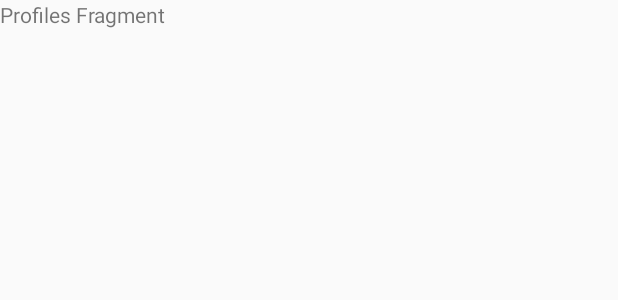
After one commit to JakubPilkowski/RandomChatApplication, an Android app: the layout profiles_fragment.xml on its own in the app's theme, with its tools: preview values and no code run, on a phone screen of 412 x 824 dp. The commit adds this screen. Shown: the top 300 px of the screen. Run offline under Robolectric (Android 15) with nearby library versions, the phone set to English and light mode, and no system bars.

Commit message:
Utworzono fragment, menuhelpera oraz zaimplementowano logikę toolbara

```diff
--- /dev/null
+++ b/app/src/main/res/drawable/ic_burger_24dp.xml
@@ -0,0 +1,5 @@
+<vector android:height="48dp" android:tint="#FAFAFA"
+    android:viewportHeight="24.0" android:viewportWidth="24.0"
+    android:width="48dp" xmlns:android="http://schemas.android.com/apk/res/android">
+    <path android:fillColor="#FF000000" android:pathData="M5,13h14v-2L5,11v2zM3,17h14v-2L3,15v2zM7,7v2h14L21,7L7,7z"/>
+</vector>
--- a/app/src/main/res/layout/activity_main.xml
+++ b/app/src/main/res/layout/activity_main.xml
@@ -8,9 +8,11 @@
             type="com.example.randomchatapplication.activites.main.MainActivityViewModel" />
     </data>
 
-    <androidx.drawerlayout.widget.DrawerLayout xmlns:android="http://schemas.android.com/apk/res/android"
+    <androidx.drawerlayout.widget.DrawerLayout
+        xmlns:android="http://schemas.android.com/apk/res/android"
         xmlns:app="http://schemas.android.com/apk/res-auto"
         xmlns:tools="http://schemas.android.com/tools"
+        android:id="@+id/drawer_layout"
         android:layout_width="match_parent"
         android:layout_height="match_parent"
         tools:context=".activites.main.MainActivity">
@@ -26,7 +28,7 @@
                 android:layout_width="match_parent"
                 android:layout_height="?attr/actionBarSize"
                 android:gravity="center"
-                android:text="Tinder dla ubogich"
+                android:text="@{viewModel.title}"
                 android:textSize="22sp"
                 android:textAllCaps="true"
                 android:textColor="@android:color/white"
--- /dev/null
+++ b/app/src/main/res/layout/profiles_fragment.xml
@@ -0,0 +1,23 @@
+<?xml version="1.0" encoding="utf-8"?>
+<layout>
+
+    <data>
+
+        <variable
+            name="viewModel"
+            type="com.example.randomchatapplication.ui.profiles.ProfilesViewModel" />
+    </data>
+
+    <FrameLayout xmlns:android="http://schemas.android.com/apk/res/android"
+        xmlns:tools="http://schemas.android.com/tools"
+        android:layout_width="match_parent"
+        android:layout_height="match_parent"
+        tools:context=".ui.profiles.ProfilesFragment">
+
+        <TextView
+            android:layout_width="match_parent"
+            android:layout_height="match_parent"
+            android:text="Profiles Fragment" />
+
+    </FrameLayout>
+</layout>
--- a/app/src/main/res/values/strings.xml
+++ b/app/src/main/res/values/strings.xml
@@ -6,8 +6,8 @@
     <string name="settings">Ustawienia</string>
     <string name="earn_points">Zdobądź punkty</string>
     <string name="camera">Kamerka</string>
-    <string name="menu_chat_tag">1</string>
-    <string name="menu_search_tag">2</string>
+    <string name="menu_chat_tag">2</string>
+    <string name="menu_search_tag">1</string>
     <string name="menu_profile_tag">3</string>
     <string name="menu_earn_points_tag">4</string>
     <string name="menu_camera_tag">5</string>
--- a/app/src/main/res/values/styles.xml
+++ b/app/src/main/res/values/styles.xml
@@ -1,7 +1,7 @@
 <resources>
 
     <!-- Base application theme. -->
-    <style name="AppTheme" parent="Theme.AppCompat.Light.NoActionBar">
+    <style name="AuthTheme" parent="Theme.AppCompat.Light.NoActionBar">
         <!-- Customize your theme here. -->
         <item name="colorPrimary">@color/colorPrimary</item>
         <item name="colorPrimaryDark">@color/colorPrimaryDark</item>
@@ -13,7 +13,7 @@
         <item name="android:navigationBarColor">@color/colorGrayDot</item>
     </style>
 
-    <style name="CreateProfileTheme" parent="Theme.AppCompat.Light.NoActionBar">
+    <style name="MainTheme" parent="Theme.AppCompat.Light.NoActionBar">
         <item name="colorPrimary">@color/colorPrimary</item>
         <item name="colorPrimaryDark">@color/colorPrimaryDark</item>
         <item name="colorAccent">@color/colorAccent</item>
@@ -55,11 +55,11 @@
     </style>
     <style name="MenuText">
         <item name="android:textColor">@color/colorPrimaryDark</item>
-        <item name="android:textSize">16sp</item>
+        <item name="android:textSize">18sp</item>
         <item name="android:layout_marginStart">16dp</item>
         <item name="android:layout_centerVertical">true</item>
     </style>
-    <style name="AppTheme.Picker" parent="AppTheme" >
+    <style name="AppTheme.Picker" parent="MainTheme" >
         <item name="android:textColorPrimary">@color/colorBlack</item>
         <item name="colorControlNormal">@color/colorPrimary</item>
         <item name="android:textSize">20sp</item>
```
Also changed, not shown: app/src/main/AndroidManifest.xml (+4 -4 lines), app/src/main/java/com/example/randomchatapplication/activites/main/MainActivity.java (+32 -6 lines), app/src/main/java/com/example/randomchatapplication/activites/main/MainActivityViewModel.java (+26 -35 lines), app/src/main/java/com/example/randomchatapplication/base/BaseFragment.java (+10 -7 lines), app/src/main/java/com/example/randomchatapplication/helpers/MenuHelper.java (added, +34 -0 lines), app/src/main/java/com/example/randomchatapplication/navigation/Navigator.java (+10 -2 lines), app/src/main/java/com/example/randomchatapplication/ui/profiles/ProfilesFragment.java (added, +88 -0 lines), app/src/main/java/com/example/randomchatapplication/ui/profiles/ProfilesViewModel.java (added, +11 -0 lines).
